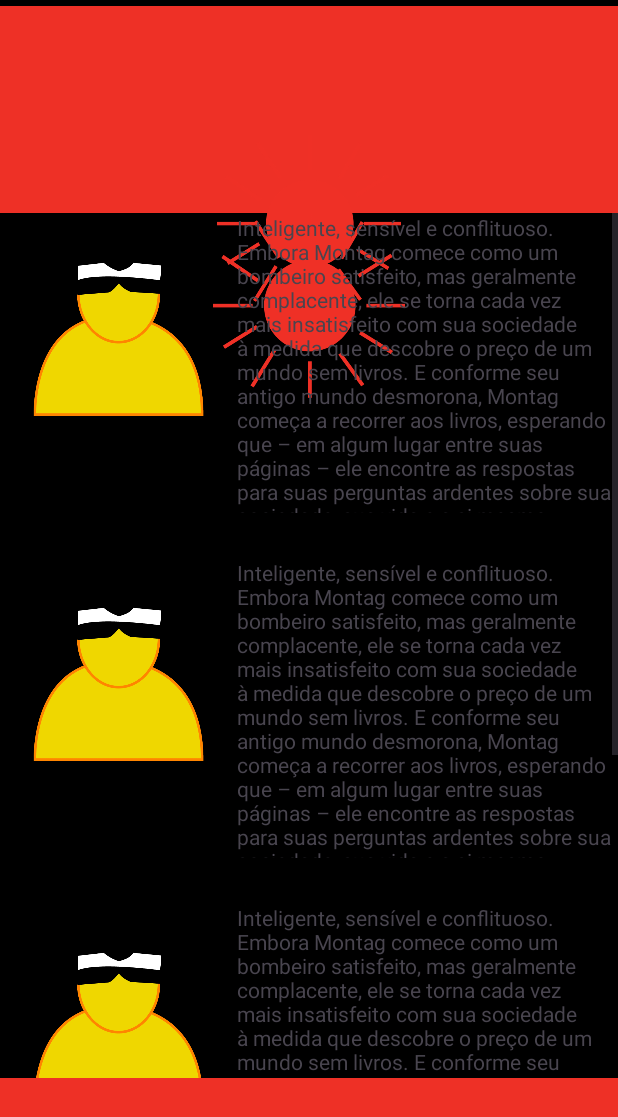
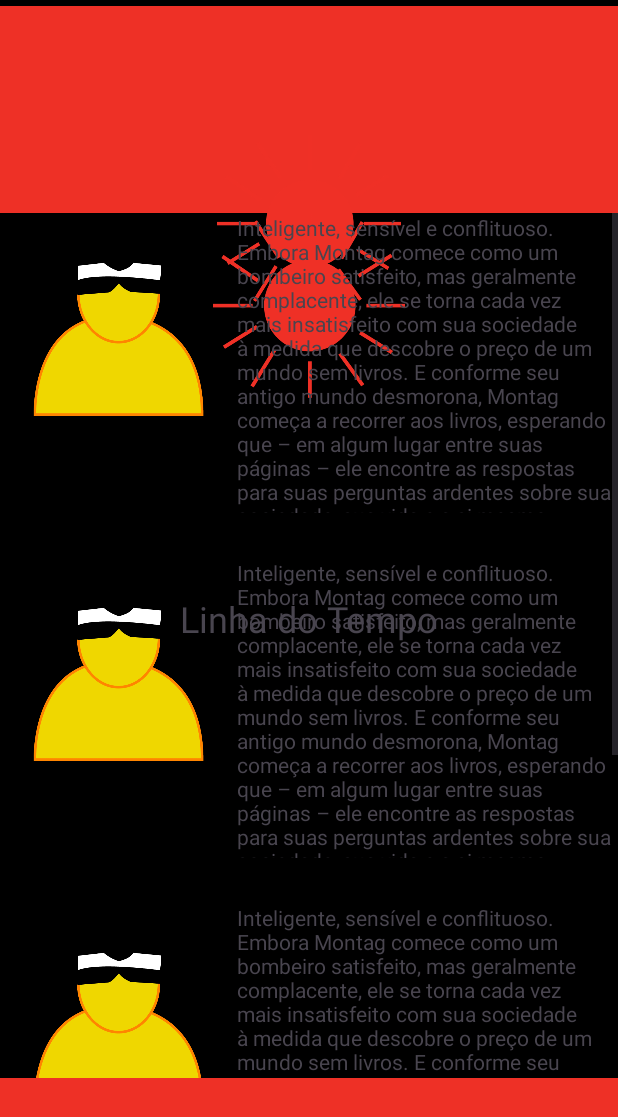
Before and after one commit to Arthurmp07/Applivros, an Android app: the Page1Activity screen opened directly, with no data from a screen before it, on a phone screen of 412 x 824 dp. Shown: the top 1117 px of the screen. Run offline under Robolectric (Android 15) with nearby library versions, the light colour scheme and no system bars.

```diff
--- a/src/main/AndroidManifest.xml
+++ b/src/main/AndroidManifest.xml
@@ -6,9 +6,9 @@
         android:allowBackup="true"
         android:dataExtractionRules="@xml/data_extraction_rules"
         android:fullBackupContent="@xml/backup_rules"
-        android:icon="@mipmap/ic_launcher"
+        android:icon="@drawable/logo_leituraapp__cone"
         android:label="@string/app_name"
-        android:roundIcon="@mipmap/ic_launcher_round"
+        android:roundIcon="@drawable/logo_leituraapp__cone"
         android:supportsRtl="true"
         android:theme="@style/Theme.LivroApp"
         tools:targetApi="31">
--- a/src/main/java/com/example/livroapp/Page1Activity.java
+++ b/src/main/java/com/example/livroapp/Page1Activity.java
@@ -12,6 +12,7 @@ public class Page1Activity extends AppCompatActivity {
 
     @Override
     protected void onCreate(Bundle savedInstanceState) {
+        setContentView(R.layout.activity_page1);
         super.onCreate(savedInstanceState);
         EdgeToEdge.enable(this);
         setContentView(R.layout.activity_page1);
--- a/src/main/res/layout/activity_page1.xml
+++ b/src/main/res/layout/activity_page1.xml
@@ -7,6 +7,18 @@
     android:layout_height="match_parent"
     android:background="#000000"
     tools:context=".Page1Activity">
+
+    <TextView
+        android:id="@+id/textView"
+        android:layout_width="wrap_content"
+        android:layout_height="wrap_content"
+        android:text="Linha do Tempo"
+        android:textSize="24sp"
+        app:layout_constraintBottom_toBottomOf="parent"
+        app:layout_constraintEnd_toEndOf="parent"
+        app:layout_constraintStart_toStartOf="parent"
+        app:layout_constraintTop_toTopOf="parent" />
+
 
     <View
         android:id="@+id/view3"
--- a/src/main/res/values/strings.xml
+++ b/src/main/res/values/strings.xml
@@ -4,5 +4,5 @@
     <string name="pers_2">Inteligente, sensível e conflituoso. Embora Montag comece como um bombeiro satisfeito, mas geralmente complacente, ele se torna cada vez mais insatisfeito com sua sociedade à medida que descobre o preço de um mundo sem livros. E conforme seu antigo mundo desmorona, Montag começa a recorrer aos livros, esperando que – em algum lugar entre suas páginas – ele encontre as respostas para suas perguntas ardentes sobre sua sociedade, sua vida e a si mesmo. </string>
     <string name="pers_3">Inteligente, sensível e conflituoso. Embora Montag comece como um bombeiro satisfeito, mas geralmente complacente, ele se torna cada vez mais insatisfeito com sua sociedade à medida que descobre o preço de um mundo sem livros. E conforme seu antigo mundo desmorona, Montag começa a recorrer aos livros, esperando que – em algum lugar entre suas páginas – ele encontre as respostas para suas perguntas ardentes sobre sua sociedade, sua vida e a si mesmo. </string>
     <string name="pers_4">Inteligente, sensível e conflituoso. Embora Montag comece como um bombeiro satisfeito, mas geralmente complacente, ele se torna cada vez mais insatisfeito com sua sociedade à medida que descobre o preço de um mundo sem livros. E conforme seu antigo mundo desmorona, Montag começa a recorrer aos livros, esperando que – em algum lugar entre suas páginas – ele encontre as respostas para suas perguntas ardentes sobre sua sociedade, sua vida e a si mesmo. </string>
-    <string name="pers_5                                                                ">Inteligente, sensível e conflituoso. Embora Montag comece como um bombeiro satisfeito, mas geralmente complacente, ele se torna cada vez mais insatisfeito com sua sociedade à medida que descobre o preço de um mundo sem livros. E conforme seu antigo mundo desmorona, Montag começa a recorrer aos livros, esperando que – em algum lugar entre suas páginas – ele encontre as respostas para suas perguntas ardentes sobre sua sociedade, sua vida e a si mesmo. </string>
+    <string name="pers_5">Inteligente, sensível e conflituoso. Embora Montag comece como um bombeiro satisfeito, mas geralmente complacente, ele se torna cada vez mais insatisfeito com sua sociedade à medida que descobre o preço de um mundo sem livros. E conforme seu antigo mundo desmorona, Montag começa a recorrer aos livros, esperando que – em algum lugar entre suas páginas – ele encontre as respostas para suas perguntas ardentes sobre sua sociedade, sua vida e a si mesmo. </string>
 </resources>
```
Also changed, not shown: src/main/java/com/example/livroapp/MainActivity.java (+46 -15 lines), src/main/res/layout/activity_main.xml (+17 -5 lines), src/main/res/menu/drawer_menu.xml (added, +14 -0 lines), src/main/res/drawable/livro_icone.png (added), src/main/res/drawable/logo_leituraapp_1.png (added), src/main/res/drawable/logo_leituraapp__cone.png (added).
